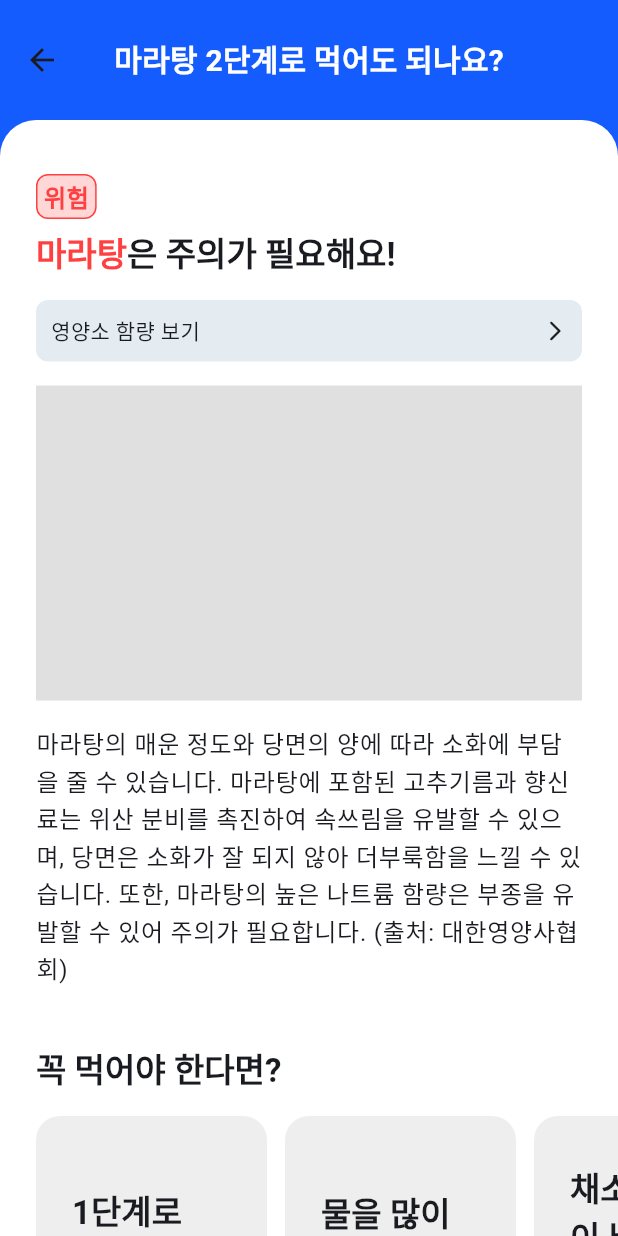
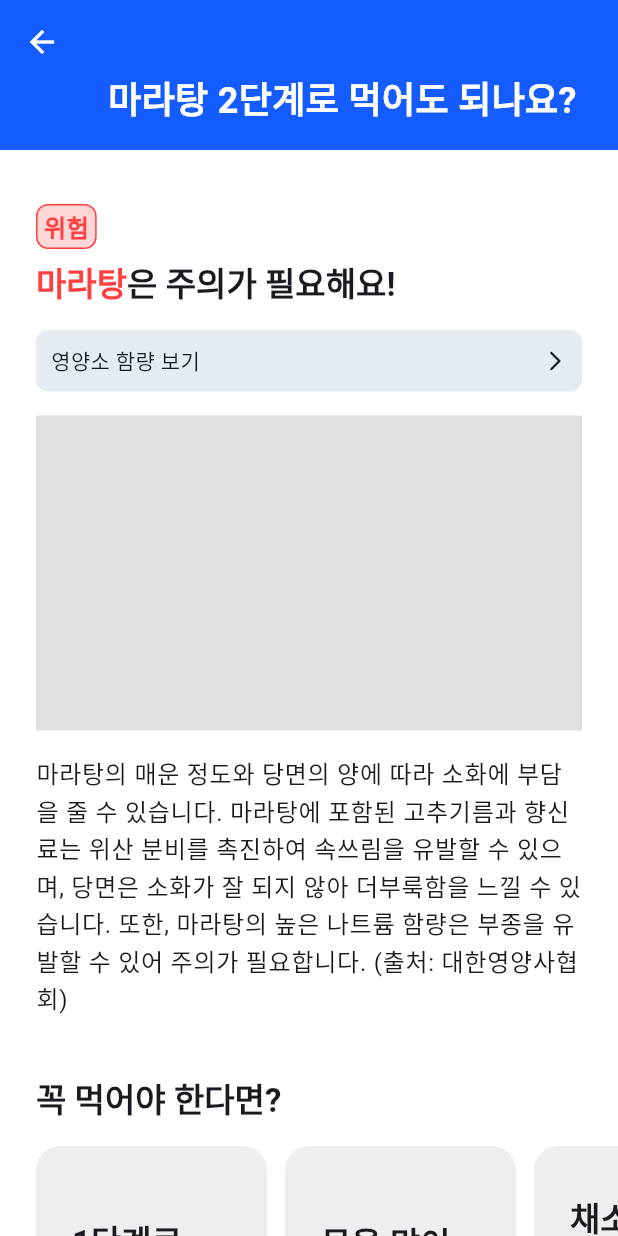
Before and after one commit to omma-watson/omma-watson-flutter, a Flutter app: the AnswerScreen screen opened directly, on a phone screen of 412 x 824 dp. Run offline on Flutter 3.47's test engine with Material 3 defaults, Android fonts, the phone set to English and light mode, and no system bars; our stand-ins replace dio, flutter_riverpod, freezed_annotation, retrofit, styled_text; generated files the repository leaves out were written again; network calls fail; Roboto replaces fonts that are missing (Pretendard); project files that could hold a hidden picture were left out.

Commit message:
Update sliver app bar

```diff
--- a/lib/answer/answer_screen.dart
+++ b/lib/answer/answer_screen.dart
@@ -1,9 +1,7 @@
 import 'package:flutter/material.dart';
 import 'package:omma_watson_flutter/answer/constants/badge_colors.dart';
 import 'package:omma_watson_flutter/answer/models/food/food.dart';
-import 'package:omma_watson_flutter/answer/widgets/foodtags/danger_food_tag.dart';
 import 'package:omma_watson_flutter/answer/widgets/foodtags/food_tags.dart';
-import 'package:omma_watson_flutter/answer/widgets/foodtags/safe_food_tag.dart';
 import 'package:omma_watson_flutter/answer/widgets/ratio_bar.dart';
 import 'package:omma_watson_flutter/answer/widgets/view_nutrition_button.dart';
 
@@ -72,69 +70,35 @@ class AnswerScreen extends StatefulWidget {
 }
 
 class _AnswerScreenState extends State<AnswerScreen> {
-  final ScrollController _scrollController = ScrollController();
-
-  double scrollOffset = 0;
-
-  _scrollListner() {
-    if (_scrollController.offset < 300) {
-      setState(() {
-        scrollOffset = _scrollController.offset;
-      });
-    }
-  }
-
-  @override
-  void initState() {
-    super.initState();
-    _scrollController.addListener(_scrollListner);
-  }
-
-  @override
-  void dispose() {
-    _scrollController.dispose();
-    super.dispose();
-  }
-
   @override
   Widget build(BuildContext context) {
     return Scaffold(
+      backgroundColor: Colors.white,
+      appBar: AppBar(
         backgroundColor: Theme.of(context).colorScheme.primary,
+        toolbarHeight: 0,
+      ),
       body: SafeArea(
         child: CustomScrollView(
-          controller: _scrollController,
           slivers: [
-            SliverSafeArea(
-              sliver: SliverAppBar(
+            SliverAppBar(
               pinned: true,
               floating: true,
-                toolbarHeight:
-                    scrollOffset < 140 ? 80 - ((scrollOffset / 140) * 40) : 40,
-                backgroundColor: scrollOffset < 140
-                    ? Theme.of(context).colorScheme.primary
-                    : Colors.white,
+              foregroundColor: Colors.white,
               surfaceTintColor: Colors.transparent,
+              expandedHeight: 100,
+              backgroundColor: Theme.of(context).colorScheme.primary,
               flexibleSpace: FlexibleSpaceBar(
-                  titlePadding: EdgeInsets.zero,
-                  title: Center(
-                    child: Text(
+                title: Text(
                   '마라탕 2단계로 먹어도 되나요?',
                   style: Theme.of(context).textTheme.titleMedium!.copyWith(
-                          color:
-                              scrollOffset < 140 ? Colors.white : Colors.black,
                         fontWeight: FontWeight.bold,
-                          fontSize: 20 - ((scrollOffset / 140) * 4)),
-                    ),
+                        color: Colors.white,
                       ),
                 ),
               ),
             ),
             SliverToBoxAdapter(
-              child: ClipRRect(
-                borderRadius: const BorderRadius.only(
-                  topLeft: Radius.circular(24),
-                  topRight: Radius.circular(24),
-                ),
               child: Container(
                 color: Colors.white,
                 width: double.infinity,
@@ -170,7 +134,6 @@ class _AnswerScreenState extends State<AnswerScreen> {
                     const SizedBox(height: 40),
                     ...buttonSection(),
                   ],
-                  ),
                 ),
               ),
             ),
```
Lines whose indentation alone changed are shown as unchanged.
